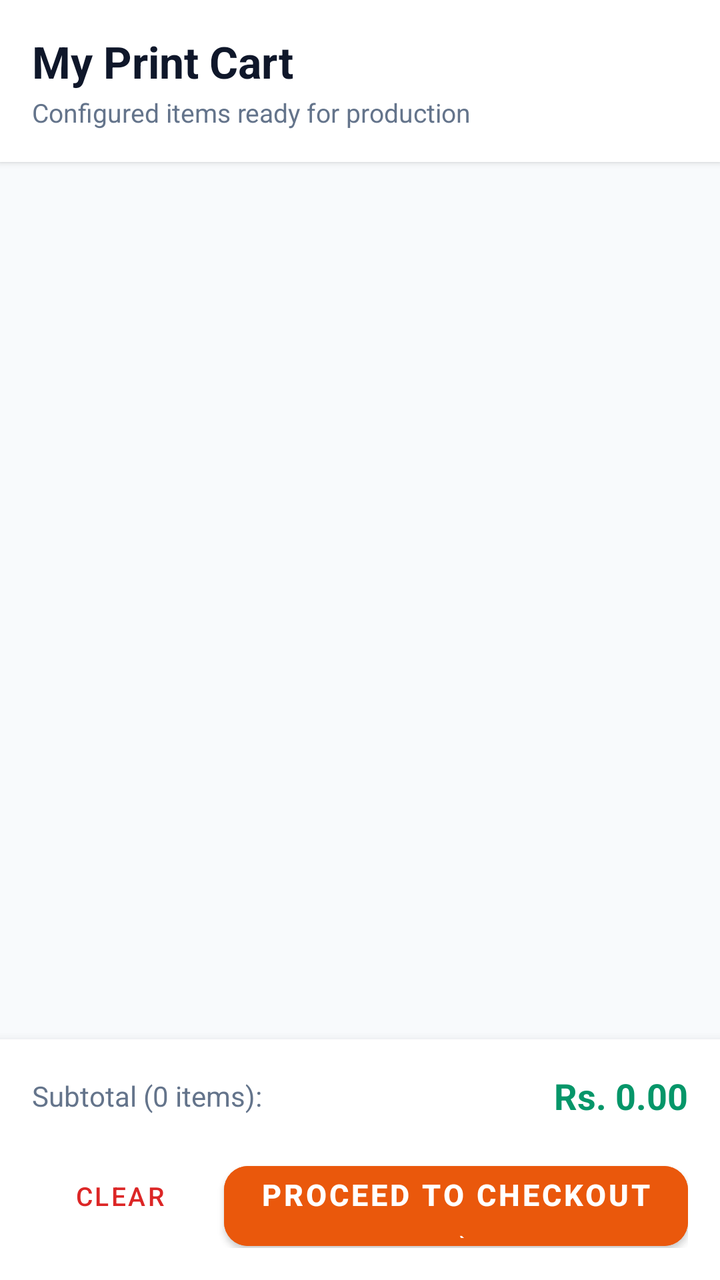
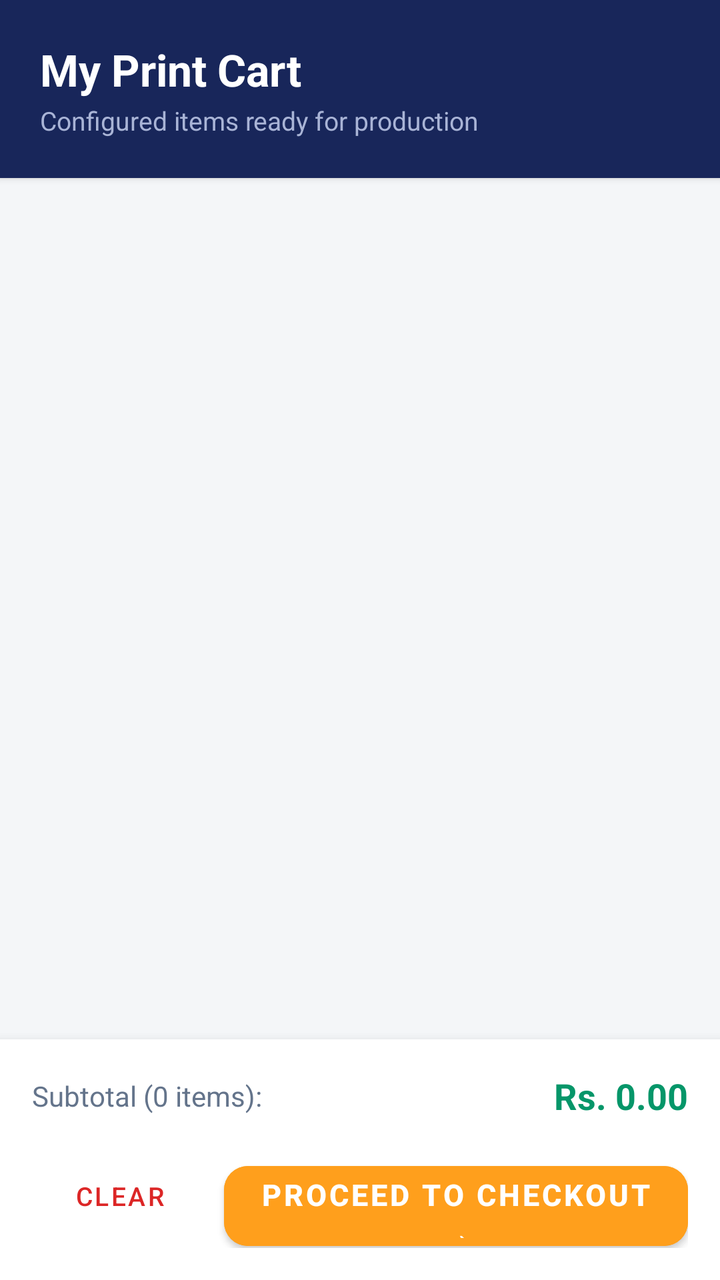

Compare the two renders of this Android layout. The source of the first and the diff that turns it into the second are given below.
<!-- AndroidManifest.xml: application theme Theme.PrintXpress -->
<!-- res/layout/fragment_cart.xml -->
<?xml version="1.0" encoding="utf-8"?>
<LinearLayout xmlns:android="http://schemas.android.com/apk/res/android"
    xmlns:app="http://schemas.android.com/apk/res-auto"
    android:layout_width="match_parent"
    android:layout_height="match_parent"
    android:orientation="vertical"
    android:background="@color/background">

    <LinearLayout
        android:layout_width="match_parent"
        android:layout_height="wrap_content"
        android:orientation="vertical"
        android:padding="16dp"
        android:background="@color/surface"
        android:elevation="2dp">

        <TextView
            android:layout_width="match_parent"
            android:layout_height="wrap_content"
            android:text="My Print Cart"
            android:textSize="22sp"
            android:textStyle="bold"
            android:textColor="@color/text_primary"
            android:layout_marginBottom="2dp"/>

        <TextView
            android:id="@+id/tvCartSubtitle"
            android:layout_width="match_parent"
            android:layout_height="wrap_content"
            android:text="Configured items ready for production"
            android:textSize="13sp"
            android:textColor="@color/text_secondary"/>

    </LinearLayout>

    <androidx.recyclerview.widget.RecyclerView
        android:id="@+id/rvCartItems"
        android:layout_width="match_parent"
        android:layout_height="0dp"
        android:layout_weight="1"
        android:clipToPadding="false"
        android:padding="16dp"/>

    <LinearLayout
        android:id="@+id/layoutEmptyCart"
        android:layout_width="match_parent"
        android:layout_height="0dp"
        android:layout_weight="1"
        android:orientation="vertical"
        android:gravity="center"
        android:padding="32dp"
        android:visibility="gone">

        <ImageView
            android:layout_width="90dp"
            android:layout_height="90dp"
            android:src="@drawable/ic_cart"
            app:tint="@color/text_secondary"
            android:contentDescription="Empty Cart"
            android:layout_marginBottom="16dp"/>

        <TextView
            android:layout_width="wrap_content"
            android:layout_height="wrap_content"
            android:text="Your Cart is Empty"
            android:textSize="18sp"
            android:textStyle="bold"
            android:textColor="@color/text_primary"
            android:layout_marginBottom="8dp"/>

        <TextView
            android:layout_width="wrap_content"
            android:layout_height="wrap_content"
            android:text="Browse our catalog or select a template to add items to your cart."
            android:textSize="13sp"
            android:textColor="@color/text_secondary"
            android:gravity="center"
            android:layout_marginBottom="20dp"/>

        <com.google.android.material.button.MaterialButton
            android:id="@+id/btnExploreProductsEmpty"
            android:layout_width="wrap_content"
            android:layout_height="48dp"
            android:text="Explore Products"
            android:textStyle="bold"
            app:cornerRadius="12dp"
            android:backgroundTint="#EA580C"/>

    </LinearLayout>

    <com.google.android.material.card.MaterialCardView
        android:id="@+id/cardCheckoutBar"
        android:layout_width="match_parent"
        android:layout_height="wrap_content"
        app:cardElevation="8dp"
        app:cardBackgroundColor="@color/surface"
        app:cardCornerRadius="0dp"
        app:strokeWidth="0dp">

        <LinearLayout
            android:layout_width="match_parent"
            android:layout_height="wrap_content"
            android:orientation="vertical"
            android:padding="16dp">

            <LinearLayout
                android:layout_width="match_parent"
                android:layout_height="wrap_content"
                android:orientation="horizontal"
                android:gravity="center_vertical"
                android:layout_marginBottom="12dp">

                <TextView
                    android:id="@+id/tvCartSummaryCount"
                    android:layout_width="0dp"
                    android:layout_weight="1"
                    android:layout_height="wrap_content"
                    android:text="Subtotal (0 items):"
                    android:textSize="14sp"
                    android:textColor="@color/text_secondary"/>

                <TextView
                    android:id="@+id/tvCartSubtotalAmount"
                    android:layout_width="wrap_content"
                    android:layout_height="wrap_content"
                    android:text="Rs. 0.00"
                    android:textSize="18sp"
                    android:textStyle="bold"
                    android:textColor="#059669"/>

            </LinearLayout>

            <LinearLayout
                android:layout_width="match_parent"
                android:layout_height="wrap_content"
                android:orientation="horizontal">

                <Button
                    android:id="@+id/btnClearCart"
                    style="@style/Widget.MaterialComponents.Button.TextButton"
                    android:layout_width="wrap_content"
                    android:layout_height="52dp"
                    android:text="Clear"
                    android:textColor="#DC2626"
                    android:textSize="13sp"
                    android:layout_marginEnd="8dp"/>

                <com.google.android.material.button.MaterialButton
                    android:id="@+id/btnCheckoutAll"
                    android:layout_width="0dp"
                    android:layout_weight="1"
                    android:layout_height="52dp"
                    android:text="Proceed to Checkout →"
                    android:textStyle="bold"
                    android:textSize="15sp"
                    app:cornerRadius="12dp"
                    android:backgroundTint="#EA580C"/>

            </LinearLayout>

        </LinearLayout>

    </com.google.android.material.card.MaterialCardView>

</LinearLayout>
<!-- resources referenced by this layout -->
<resources>
  <color name="background">#F8FAFC</color>
  <color name="surface">#FFFFFF</color>
  <color name="text_primary">#0F172A</color>
  <color name="text_secondary">#64748B</color>
  <!-- drawable ic_cart (drawable) -->
  <vector xmlns:android="http://schemas.android.com/apk/res/android"
      android:width="24dp"
      android:height="24dp"
      android:viewportWidth="24"
      android:viewportHeight="24">
    <path
        android:fillColor="#1E293B"
        android:pathData="M7,18c-1.1,0 -1.99,0.9 -1.99,2S5.9,22 7,22s2,-0.9 2,-2 -0.9,-2 -2,-2zM1,2v2h2l3.6,7.59 -1.35,2.45c-0.16,0.28 -0.25,0.61 -0.25,0.96 0,1.1 0.9,2 2,2h12v-2H7.42c-0.14,0 -0.25,-0.11 -0.25,-0.25l0.03,-0.12 0.9,-1.63h7.45c0.75,0 1.41,-0.41 1.75,-1.03l3.58,-6.49c0.08,-0.14 0.12,-0.31 0.12,-0.48 0,-0.55 -0.45,-1 -1,-1H5.21l-0.94,-2H1zm16,16c-1.1,0 -1.99,0.9 -1.99,2s0.89,2 1.99,2 2,-0.9 2,-2 -0.9,-2 -2,-2z"/>
  </vector>
  <style name="Theme.PrintXpress" parent="Theme.MaterialComponents.DayNight.NoActionBar">
          <item name="colorPrimary">@color/primary</item>
          <item name="colorPrimaryVariant">@color/primary_variant</item>
          <item name="colorSecondary">@color/secondary</item>
          <item name="colorSecondaryVariant">@color/secondary_variant</item>
          <item name="android:statusBarColor">@color/primary_variant</item>
          <item name="android:windowBackground">@color/background</item>
          <item name="colorSurface">@color/surface</item>
          <item name="colorOnSurface">@color/text_primary</item>
      </style>
  <color name="primary">#172554</color>
  <color name="primary_variant">#0F172A</color>
  <color name="secondary">#EA580C</color>
  <color name="secondary_variant">#C2410C</color>
</resources>

<!-- the commit's change to res/layout/fragment_cart.xml (unified diff, before → after) -->
@@ -6,12 +6,13 @@
     android:orientation="vertical"
     android:background="@color/background">
 
+    
     <LinearLayout
         android:layout_width="match_parent"
         android:layout_height="wrap_content"
         android:orientation="vertical"
-        android:padding="16dp"
-        android:background="@color/surface"
+        android:padding="20dp"
+        android:background="@color/header_bg_customer"
         android:elevation="2dp">
 
         <TextView
@@ -20,7 +21,7 @@
             android:text="My Print Cart"
             android:textSize="22sp"
             android:textStyle="bold"
-            android:textColor="@color/text_primary"
+            android:textColor="@android:color/white"
             android:layout_marginBottom="2dp"/>
 
         <TextView
@@ -29,7 +30,7 @@
             android:layout_height="wrap_content"
             android:text="Configured items ready for production"
             android:textSize="13sp"
-            android:textColor="@color/text_secondary"/>
+            android:textColor="#A9B4D6"/>
 
     </LinearLayout>
 
@@ -41,6 +42,7 @@
         android:clipToPadding="false"
         android:padding="16dp"/>
 
+    
     <LinearLayout
         android:id="@+id/layoutEmptyCart"
         android:layout_width="match_parent"
@@ -52,18 +54,17 @@
         android:visibility="gone">
 
         <ImageView
-            android:layout_width="90dp"
-            android:layout_height="90dp"
-            android:src="@drawable/ic_cart"
-            app:tint="@color/text_secondary"
-            android:contentDescription="Empty Cart"
+            android:layout_width="100dp"
+            android:layout_height="100dp"
+            android:src="@drawable/ic_mascot_normal"
+            android:contentDescription="Empty Cart Mascot"
             android:layout_marginBottom="16dp"/>
 
         <TextView
             android:layout_width="wrap_content"
             android:layout_height="wrap_content"
-            android:text="Your Cart is Empty"
-            android:textSize="18sp"
+            android:text="Your Cart is Empty! 🎨"
+            android:textSize="20sp"
             android:textStyle="bold"
             android:textColor="@color/text_primary"
             android:layout_marginBottom="8dp"/>
@@ -71,7 +72,7 @@
         <TextView
             android:layout_width="wrap_content"
             android:layout_height="wrap_content"
-            android:text="Browse our catalog or select a template to add items to your cart."
+            android:text="Explore our cute merchandise or pick a template to get started!"
             android:textSize="13sp"
             android:textColor="@color/text_secondary"
             android:gravity="center"
@@ -81,13 +82,14 @@
             android:id="@+id/btnExploreProductsEmpty"
             android:layout_width="wrap_content"
             android:layout_height="48dp"
-            android:text="Explore Products"
+            android:text="Explore Cute Products →"
             android:textStyle="bold"
             app:cornerRadius="12dp"
-            android:backgroundTint="#EA580C"/>
+            android:backgroundTint="#FF9F1C"/>
 
     </LinearLayout>
 
+    
     <com.google.android.material.card.MaterialCardView
         android:id="@+id/cardCheckoutBar"
         android:layout_width="match_parent"
@@ -154,7 +156,7 @@
                     android:textStyle="bold"
                     android:textSize="15sp"
                     app:cornerRadius="12dp"
-                    android:backgroundTint="#EA580C"/>
+                    android:backgroundTint="#FF9F1C"/>
 
             </LinearLayout>
 
<!-- resource entries referenced after the edit -->
@@ -1,18 +1,68 @@
 <!-- resources referenced by this layout -->
 <resources>
-  <color name="background">#F8FAFC</color>
+  <color name="background">#F4F6F8</color>
+  <color name="header_bg_customer">#18265A</color>
   <color name="surface">#FFFFFF</color>
   <color name="text_primary">#0F172A</color>
   <color name="text_secondary">#64748B</color>
-  <!-- drawable ic_cart (drawable) -->
+  <!-- drawable ic_mascot_normal (drawable) -->
+  <?xml version="1.0" encoding="utf-8"?>
   <vector xmlns:android="http://schemas.android.com/apk/res/android"
-      android:width="24dp"
-      android:height="24dp"
-      android:viewportWidth="24"
-      android:viewportHeight="24">
-    <path
-        android:fillColor="#1E293B"
-        android:pathData="M7,18c-1.1,0 -1.99,0.9 -1.99,2S5.9,22 7,22s2,-0.9 2,-2 -0.9,-2 -2,-2zM1,2v2h2l3.6,7.59 -1.35,2.45c-0.16,0.28 -0.25,0.61 -0.25,0.96 0,1.1 0.9,2 2,2h12v-2H7.42c-0.14,0 -0.25,-0.11 -0.25,-0.25l0.03,-0.12 0.9,-1.63h7.45c0.75,0 1.41,-0.41 1.75,-1.03l3.58,-6.49c0.08,-0.14 0.12,-0.31 0.12,-0.48 0,-0.55 -0.45,-1 -1,-1H5.21l-0.94,-2H1zm16,16c-1.1,0 -1.99,0.9 -1.99,2s0.89,2 1.99,2 2,-0.9 2,-2 -0.9,-2 -2,-2z"/>
+      android:width="120dp"
+      android:height="120dp"
+      android:viewportWidth="120"
+      android:viewportHeight="120">
+  
+      <path
+          android:fillColor="#FF9F1C"
+          android:pathData="M30,50 C30,35 45,25 60,25 C75,25 90,35 90,50 L90,85 C90,95 80,100 60,100 C40,100 30,95 30,85 Z" />
+  
+      <path
+          android:fillColor="#FFF"
+          android:pathData="M42,60 C42,50 50,44 60,44 C70,44 78,50 78,60 L78,80 C78,88 70,92 60,92 C50,92 42,88 42,80 Z" />
+  
+      <path
+          android:fillColor="#1E293B"
+          android:pathData="M48,54 A4,4 0 1,1 48,53.9 Z" />
+      <path
+          android:fillColor="#1E293B"
+          android:pathData="M72,54 A4,4 0 1,1 72,53.9 Z" />
+  
+      <path
+          android:fillColor="#FFF"
+          android:pathData="M49,52 A1.5,1.5 0 1,1 49,51.9 Z" />
+      <path
+          android:fillColor="#FFF"
+          android:pathData="M73,52 A1.5,1.5 0 1,1 73,51.9 Z" />
+  
+      <path
+          android:fillColor="#F472B6"
+          android:pathData="M42,58 A3.5,3.5 0 1,1 42,57.9 Z" />
+      <path
+          android:fillColor="#F472B6"
+          android:pathData="M78,58 A3.5,3.5 0 1,1 78,57.9 Z" />
+  
+      <path
+          android:strokeColor="#1E293B"
+          android:strokeWidth="2.5"
+          android:strokeLineCap="round"
+          android:pathData="M54,62 Q60,68 66,62" />
+  
+      <path
+          android:fillColor="#FF8000"
+          android:pathData="M32,88 C32,82 40,82 44,88 C44,92 32,92 32,88 Z" />
+      <path
+          android:fillColor="#FF8000"
+          android:pathData="M76,88 C76,82 88,82 88,88 C88,92 76,92 76,88 Z" />
+  
+      <path
+          android:fillColor="#3D9BFA"
+          android:pathData="M48,72 L72,72 L72,88 L48,88 Z" />
+      <path
+          android:strokeColor="#FFF"
+          android:strokeWidth="1.5"
+          android:pathData="M52,76 L68,76 M52,80 L62,80" />
+  
   </vector>
   <style name="Theme.PrintXpress" parent="Theme.MaterialComponents.DayNight.NoActionBar">
           <item name="colorPrimary">@color/primary</item>
@@ -24,9 +74,9 @@
           <item name="colorSurface">@color/surface</item>
           <item name="colorOnSurface">@color/text_primary</item>
       </style>
-  <color name="primary">#172554</color>
-  <color name="primary_variant">#0F172A</color>
-  <color name="secondary">#EA580C</color>
-  <color name="secondary_variant">#C2410C</color>
+  <color name="primary">#2563EB</color>
+  <color name="primary_variant">#172554</color>
+  <color name="secondary">#FF9F1C</color>
+  <color name="secondary_variant">#EA580C</color>
 </resources>
 
